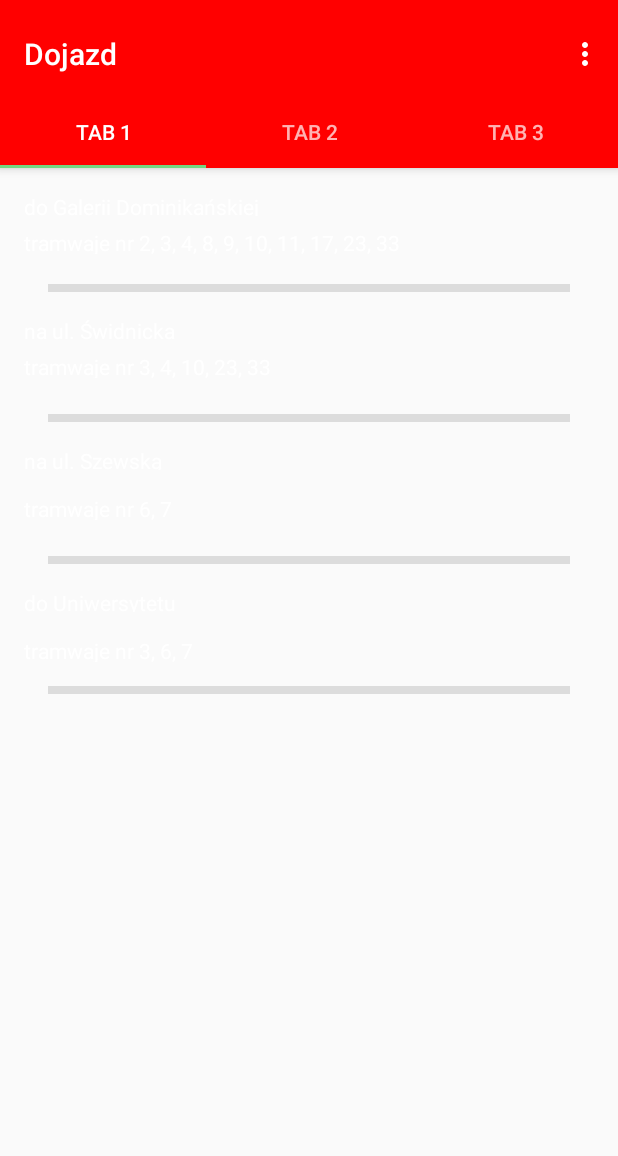
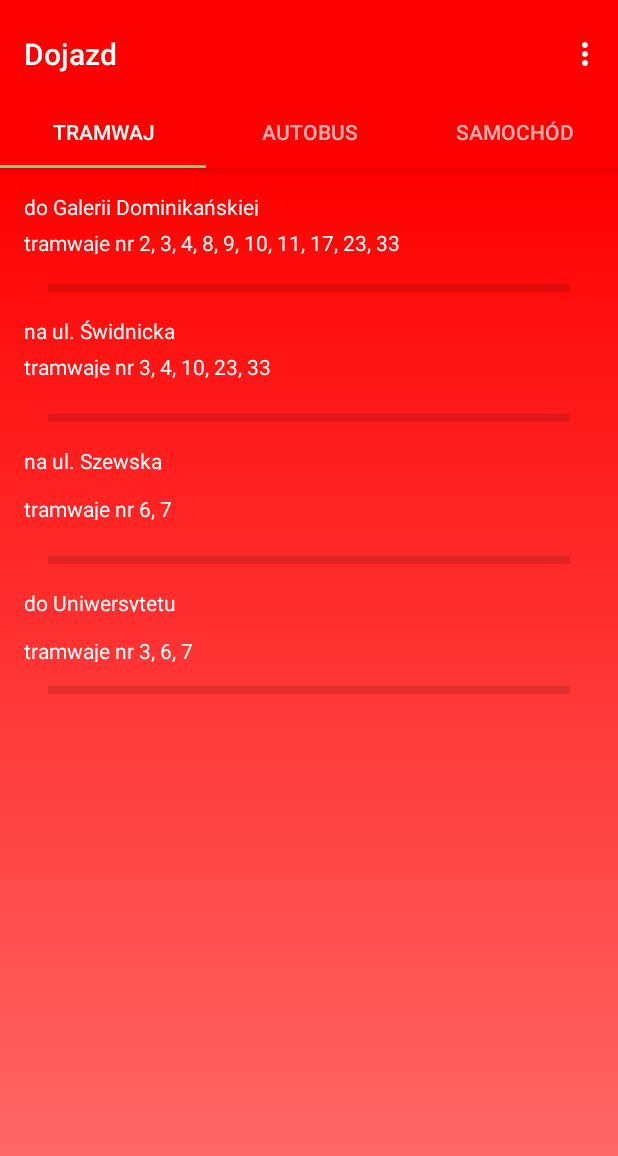
Before and after one commit to kondziu989/xmas2019, an Android app: the HowToGetActivity screen opened directly, with no data from a screen before it, on a phone screen of 412 x 824 dp. Shown: the top 1156 px of the screen. Run offline under Robolectric (Android 15) with nearby library versions, the phone set to English and light mode, and no system bars.

Commit message:
Gradient design

```diff
--- a/app/src/main/res/layout/activity_contact.xml
+++ b/app/src/main/res/layout/activity_contact.xml
@@ -5,7 +5,8 @@
         xmlns:app="http://schemas.android.com/apk/res-auto"
         android:layout_width="match_parent"
         android:layout_height="match_parent"
-        tools:context=".ContactActivity">
+        tools:context=".ContactActivity"
+        style="@style/background">
 
     <TextView
             android:text="@string/host_name"
--- a/app/src/main/res/layout/activity_events.xml
+++ b/app/src/main/res/layout/activity_events.xml
@@ -14,7 +14,8 @@
             android:layout_width="match_parent"
             android:layout_height="wrap_content"
             app:layout_constraintTop_toTopOf="parent"
-            android:layout_marginTop="1dp"/>
+            android:layout_marginTop="1dp"
+            style="@style/background"/>
     <Button
             android:text="@string/show_all_events"
             android:layout_width="wrap_content"
--- a/app/src/main/res/layout/activity_gallery.xml
+++ b/app/src/main/res/layout/activity_gallery.xml
@@ -5,7 +5,8 @@
         xmlns:app="http://schemas.android.com/apk/res-auto"
         android:layout_width="match_parent"
         android:layout_height="match_parent"
-        tools:context=".GalleryActivity">
+        tools:context=".GalleryActivity"
+        style="@style/background">
 
     <TextView
             android:text="TextView"
--- a/app/src/main/res/layout/activity_how_to_get.xml
+++ b/app/src/main/res/layout/activity_how_to_get.xml
@@ -38,19 +38,19 @@
                     android:id="@+id/tabItem"
                     android:layout_width="wrap_content"
                     android:layout_height="wrap_content"
-                    android:text="@string/tab_text_1"/>
+                    android:text="Tramwaj"/>
 
             <android.support.design.widget.TabItem
                     android:id="@+id/tabItem2"
                     android:layout_width="wrap_content"
                     android:layout_height="wrap_content"
-                    android:text="@string/tab_text_2"/>
+                    android:text="Autobus"/>
 
             <android.support.design.widget.TabItem
                     android:id="@+id/tabItem3"
                     android:layout_width="wrap_content"
                     android:layout_height="wrap_content"
-                    android:text="@string/tab_text_3"/>
+                    android:text="Samochód"/>
 
         </android.support.design.widget.TabLayout>
     </android.support.design.widget.AppBarLayout>
@@ -59,6 +59,7 @@
             android:id="@+id/container"
             android:layout_width="match_parent"
             android:layout_height="match_parent"
-            app:layout_behavior="@string/appbar_scrolling_view_behavior"/>
+            app:layout_behavior="@string/appbar_scrolling_view_behavior"
+            style="@style/background"/>
 
 </android.support.design.widget.CoordinatorLayout>
--- a/app/src/main/res/layout/activity_restaurants.xml
+++ b/app/src/main/res/layout/activity_restaurants.xml
@@ -5,6 +5,7 @@
         xmlns:app="http://schemas.android.com/apk/res-auto"
         android:layout_width="match_parent"
         android:layout_height="match_parent"
-        tools:context=".RestaurantsActivity">
+        tools:context=".RestaurantsActivity"
+        style="@style/background">
 
 </android.support.constraint.ConstraintLayout>
```
